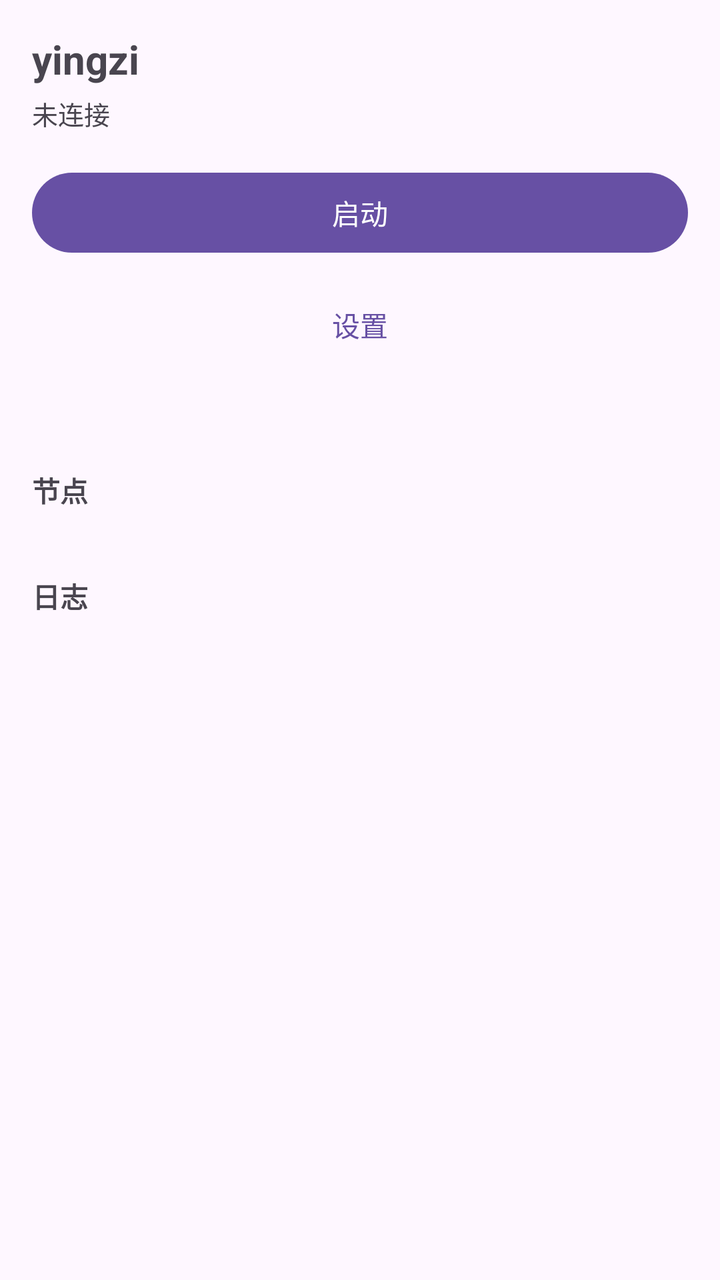
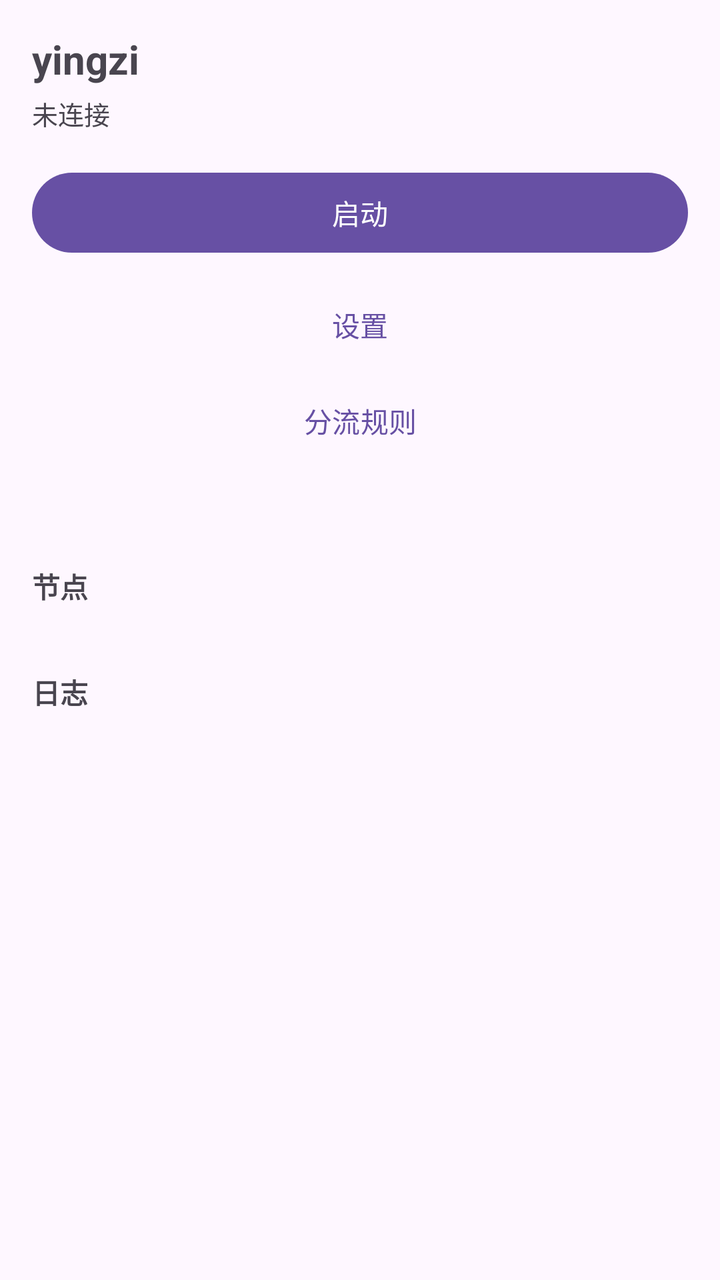

Two renders of the same Android screen: before a commit and after it. Below are the layout's source before the change and the commit's diff.
<!-- AndroidManifest.xml: application theme Theme.Material3.DayNight.NoActionBar -->
<!-- res/layout/activity_main.xml -->
<?xml version="1.0" encoding="utf-8"?>
<ScrollView xmlns:android="http://schemas.android.com/apk/res/android"
    android:layout_width="match_parent"
    android:layout_height="match_parent"
    android:padding="16dp">

    <LinearLayout
        android:layout_width="match_parent"
        android:layout_height="wrap_content"
        android:orientation="vertical">

        <TextView
            android:id="@+id/title"
            android:layout_width="match_parent"
            android:layout_height="wrap_content"
            android:text="yingzi"
            android:textSize="20sp"
            android:textStyle="bold" />

        <TextView
            android:id="@+id/subtitle"
            android:layout_width="match_parent"
            android:layout_height="wrap_content"
            android:layout_marginTop="4dp"
            android:text="未连接"
            android:textSize="13sp" />

        <com.google.android.material.button.MaterialButton
            android:id="@+id/toggle"
            android:layout_width="match_parent"
            android:layout_height="wrap_content"
            android:layout_marginTop="16dp"
            android:text="启动" />

        <com.google.android.material.button.MaterialButton
            android:id="@+id/settings"
            android:layout_width="match_parent"
            android:layout_height="wrap_content"
            android:layout_marginTop="8dp"
            android:text="设置"
            style="@style/Widget.Material3.Button.TextButton" />

        <TextView
            android:id="@+id/stats"
            android:layout_width="match_parent"
            android:layout_height="wrap_content"
            android:layout_marginTop="16dp"
            android:fontFamily="monospace"
            android:textSize="12sp" />

        <TextView
            android:layout_width="match_parent"
            android:layout_height="wrap_content"
            android:layout_marginTop="16dp"
            android:text="节点"
            android:textStyle="bold" />

        <TextView
            android:id="@+id/nodes"
            android:layout_width="match_parent"
            android:layout_height="wrap_content"
            android:fontFamily="monospace"
            android:textSize="12sp" />

        <TextView
            android:layout_width="match_parent"
            android:layout_height="wrap_content"
            android:layout_marginTop="16dp"
            android:text="日志"
            android:textStyle="bold" />

        <TextView
            android:id="@+id/logs"
            android:layout_width="match_parent"
            android:layout_height="wrap_content"
            android:fontFamily="monospace"
            android:textSize="11sp" />
    </LinearLayout>
</ScrollView>
<!-- resources referenced by this layout -->
<resources>

</resources>

<!-- the commit's change to res/layout/activity_main.xml (unified diff, before → after) -->
@@ -40,6 +40,13 @@
             android:text="设置"
             style="@style/Widget.Material3.Button.TextButton" />
 
+        <com.google.android.material.button.MaterialButton
+            android:id="@+id/rules"
+            android:layout_width="match_parent"
+            android:layout_height="wrap_content"
+            android:text="分流规则"
+            style="@style/Widget.Material3.Button.TextButton" />
+
         <TextView
             android:id="@+id/stats"
             android:layout_width="match_parent"
